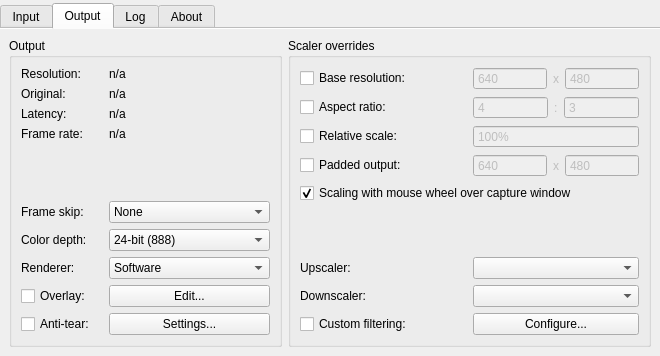
mrehkopf/vcs, file src/display/qt/d_control_panel.ui: the form before one commit.
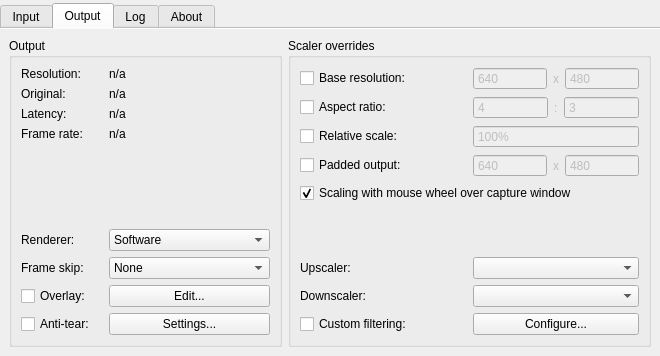
The form after the commit. The open tabs and pages were chosen to show the change.

Commit message: GUI: Move color depth option to control panel's input tab

Patch:
```diff
--- a/src/display/qt/d_control_panel.ui
+++ b/src/display/qt/d_control_panel.ui
@@ -195,6 +195,44 @@
                </property>
               </spacer>
              </item>
+             <item row="6" column="0">
+              <widget class="QLabel" name="label_3">
+               <property name="minimumSize">
+                <size>
+                 <width>0</width>
+                 <height>33</height>
+                </size>
+               </property>
+               <property name="text">
+                <string>Color depth:</string>
+               </property>
+              </widget>
+             </item>
+             <item row="6" column="1">
+              <widget class="QComboBox" name="comboBox_bitDepth">
+               <property name="minimumSize">
+                <size>
+                 <width>0</width>
+                 <height>33</height>
+                </size>
+               </property>
+               <item>
+                <property name="text">
+                 <string>24-bit (888)</string>
+                </property>
+               </item>
+               <item>
+                <property name="text">
+                 <string>16-bit (565)</string>
+                </property>
+               </item>
+               <item>
+                <property name="text">
+                 <string>15-bit (555)</string>
+                </property>
+               </item>
+              </widget>
+             </item>
             </layout>
            </widget>
           </item>
@@ -523,69 +561,6 @@
                </property>
               </spacer>
              </item>
-             <item row="8" column="0">
-              <widget class="QLabel" name="label_22">
-               <property name="text">
-                <string>Frame skip:</string>
-               </property>
-              </widget>
-             </item>
-             <item row="8" column="1">
-              <widget class="QComboBox" name="comboBox_frameSkip">
-               <property name="sizePolicy">
-                <sizepolicy hsizetype="Preferred" vsizetype="Preferred">
-                 <horstretch>0</horstretch>
-                 <verstretch>0</verstretch>
-                </sizepolicy>
-               </property>
-               <item>
-                <property name="text">
-                 <string>None</string>
-                </property>
-               </item>
-               <item>
-                <property name="text">
-                 <string>Half</string>
-                </property>
-               </item>
-               <item>
-                <property name="text">
-                 <string>Two thirds</string>
-                </property>
-               </item>
-               <item>
-                <property name="text">
-                 <string>Three quarters</string>
-                </property>
-               </item>
-              </widget>
-             </item>
-             <item row="9" column="0">
-              <widget class="QLabel" name="label_7">
-               <property name="text">
-                <string>Color depth:</string>
-               </property>
-              </widget>
-             </item>
-             <item row="9" column="1">
-              <widget class="QComboBox" name="comboBox_bitDepth">
-               <item>
-                <property name="text">
-                 <string>24-bit (888)</string>
-                </property>
-               </item>
-               <item>
-                <property name="text">
-                 <string>16-bit (565)</string>
-                </property>
-               </item>
-               <item>
-                <property name="text">
-                 <string>15-bit (555)</string>
-                </property>
-               </item>
-              </widget>
-             </item>
              <item row="11" column="0">
               <widget class="QCheckBox" name="checkBox_overlay">
                <property name="sizePolicy">
@@ -627,6 +602,43 @@
               </widget>
              </item>
              <item row="10" column="1">
+              <widget class="QComboBox" name="comboBox_frameSkip">
+               <property name="sizePolicy">
+                <sizepolicy hsizetype="Preferred" vsizetype="Preferred">
+                 <horstretch>0</horstretch>
+                 <verstretch>0</verstretch>
+                </sizepolicy>
+               </property>
+               <item>
+                <property name="text">
+                 <string>None</string>
+                </property>
+               </item>
+               <item>
+                <property name="text">
+                 <string>Half</string>
+                </property>
+               </item>
+               <item>
+                <property name="text">
+                 <string>Two thirds</string>
+                </property>
+               </item>
+               <item>
+                <property name="text">
+                 <string>Three quarters</string>
+                </property>
+               </item>
+              </widget>
+             </item>
+             <item row="10" column="0">
+              <widget class="QLabel" name="label_22">
+               <property name="text">
+                <string>Frame skip:</string>
+               </property>
+              </widget>
+             </item>
+             <item row="9" column="1">
               <widget class="QComboBox" name="comboBox_renderer">
                <item>
                 <property name="text">
@@ -640,7 +652,7 @@
                </item>
               </widget>
              </item>
-             <item row="10" column="0">
+             <item row="9" column="0">
               <widget class="QLabel" name="label_2">
                <property name="text">
                 <string>Renderer:</string>
```
Left out of the diff: 6 changed lines with no effect on the pictures.
